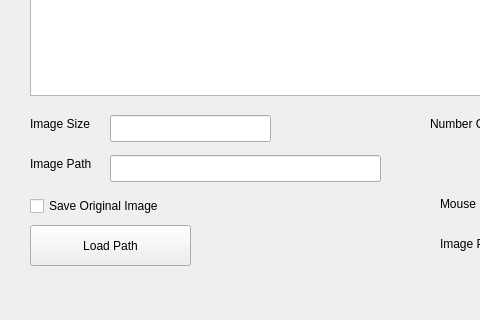
First picture: the form in data_set_maker.ui, repository Jun-Hong-7794/Data-Set-Maker, before the edit; both pictures show x 0 to 480 and y 402 to 722 of the 1214 by 722 pixel window.
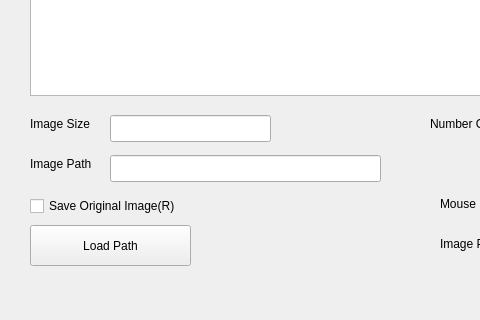
Second picture: the form after the edit.

Commit message: Add : Short cut Save Original Image(R)

What changed in the file:
```diff
--- a/data_set_maker.ui
+++ b/data_set_maker.ui
@@ -679,15 +679,15 @@
      <rect>
       <x>30</x>
       <y>580</y>
-      <width>171</width>
+      <width>181</width>
       <height>22</height>
      </rect>
     </property>
     <property name="text">
-     <string>Save Original Image</string>
+     <string>Save Original Image(R)</string>
     </property>
    </widget>
-   <widget class="QWidget" name="">
+   <widget class="QWidget" name="layoutWidget">
     <property name="geometry">
      <rect>
       <x>560</x>
```
Left out of the diff: 10 changed lines with no effect on the pictures. The commit also changes 1 other file.
